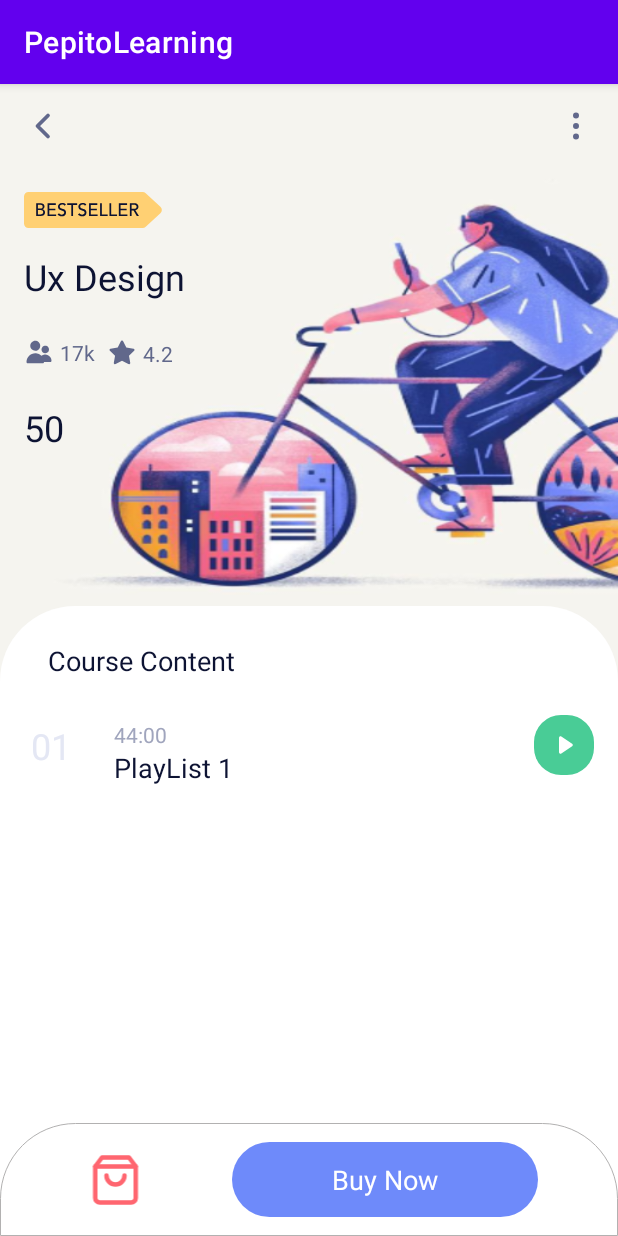
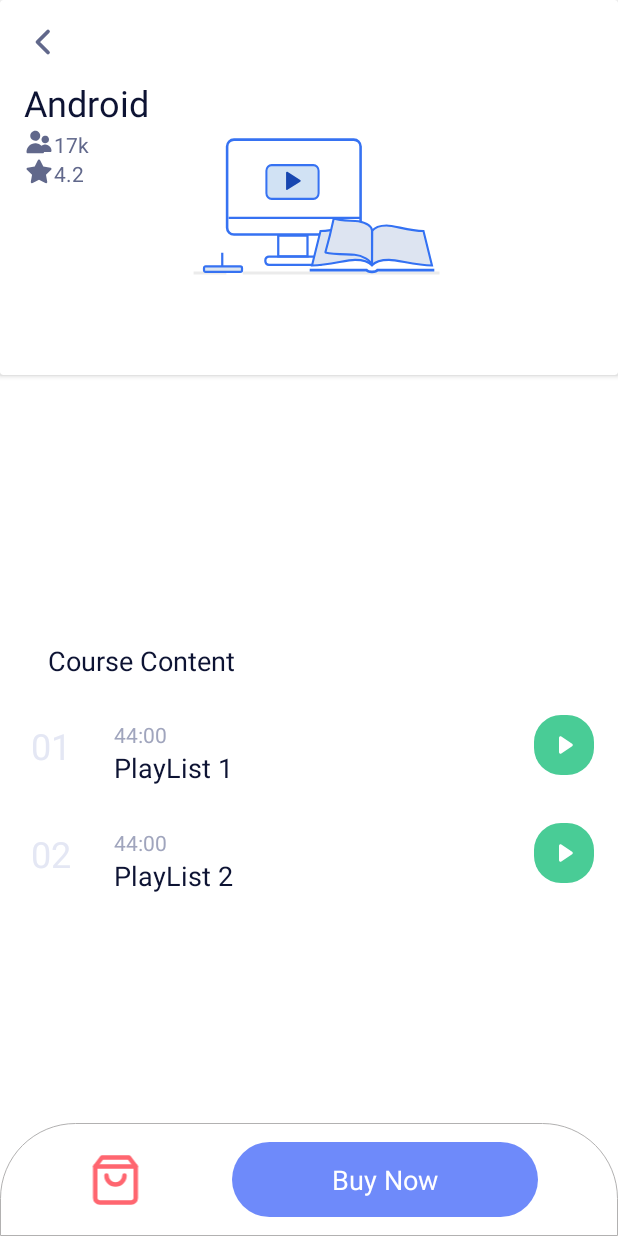
Before and after one commit to pepitoenpeligro/PepitoLearning-Android, an Android app: the fragment HomeFragment shown on its own in the app's theme, after a tap on "Android", on a phone screen of 412 x 824 dp. Run offline under Robolectric (Android 15) with nearby library versions, the phone set to English and light mode, and no system bars; pictures from the network do not load.

Commit message:
El OneProductDetail está mas que decente

```diff
--- a/app/src/main/java/com/dss/pepitolearning/CoursePage.java
+++ /dev/null
@@ -1,102 +0,0 @@
-package com.dss.pepitolearning;
-
-import android.os.Bundle;
-import android.widget.TextView;
-
-import androidx.appcompat.app.AppCompatActivity;
-import androidx.recyclerview.widget.LinearLayoutManager;
-import androidx.recyclerview.widget.RecyclerView;
-
-
-import com.dss.pepitolearning.models.Course;
-import com.dss.pepitolearning.models.PlayList;
-import com.dss.pepitolearning.ui.adapters.OneProductAdapter;
-
-import java.util.ArrayList;
-import java.util.List;
-
-public class CoursePage extends AppCompatActivity {
-
-    RecyclerView courseRecyclerView;
-
-    OneProductAdapter oneProductAdapter;
-
-    TextView member, rating, name, price;
-
-
-
-    @Override
-    protected void onCreate(Bundle savedInstanceState) {
-        super.onCreate(savedInstanceState);
-
-
-
-        setContentView(R.layout.activity_course_page);
-
-        member = findViewById(R.id.members);
-        rating = findViewById(R.id.rating);
-        name = findViewById(R.id.name);
-        price = findViewById(R.id.price);
-
-        //apiInterface = RetrofitClient.getRetrofitClient().create(ApiInterface.class);
-
-        courseRecyclerView = findViewById(R.id.course_recycler);
-
-        ///Call<List<Course>> call = apiInterface.getCourseContent();
-
-        /*call.enqueue(new Callback<List<Course>>() {
-            @Override
-            public void onResponse(Call<List<Course>> call, Response<List<Course>> response) {
-
-                List<Course> courseList = response.body();
-
-                getCourseContent(courseList.get(0).getPlayList());
-                //lets run it
-
-
-                member.setText(courseList.get(0).getMember());
-                rating.setText(courseList.get(0).getRating());
-                name.setText(courseList.get(0).getCourseName());
-                price.setText("₹ "+courseList.get(0).getPrice());
-
-            }
-
-            @Override
-            public void onFailure(Call<List<Course>> call, Throwable t) {
-                Toast.makeText(CoursePage.this, "No response from server", Toast.LENGTH_SHORT).show();
-            }
-        });*/
-
-        List<Course> courseList = new ArrayList<>();
-        Course c1 = new Course();
-        c1.setCourseName("AAAA");
-        c1.setPrice("4.55");
-        c1.setMember("Miembro");
-        c1.setRating("1");
-        Course c2 = new Course();
-        c2.setCourseName("AAAA");
-        c2.setPrice("4.55");
-        c2.setMember("Miembro");
-        c2.setRating("1");
-
-        PlayList p1 = new PlayList();
-        p1.setName("PlayList 1");
-        p1.setTime("44:00");
-
-        List<PlayList> playlist =  new ArrayList<>();
-        playlist.add(p1);
-
-        getCourseContent(playlist);
-
-    }
-
-    private void getCourseContent(List<PlayList> playLists){
-
-        RecyclerView.LayoutManager layoutManager = new LinearLayoutManager(this, LinearLayoutManager.VERTICAL, false);
-        courseRecyclerView.setLayoutManager(layoutManager);
-        oneProductAdapter = new OneProductAdapter(this, playLists);
-        courseRecyclerView.setAdapter(oneProductAdapter);
-        oneProductAdapter.notifyDataSetChanged();
-
-    }
-}
--- /dev/null
+++ b/app/src/main/java/com/dss/pepitolearning/OneProductActivity.java
@@ -0,0 +1,150 @@
+package com.dss.pepitolearning;
+
+import android.animation.Animator;
+import android.app.Activity;
+import android.os.Bundle;
+import android.view.View;
+import android.widget.ImageView;
+import android.widget.TextView;
+
+import androidx.appcompat.app.AppCompatActivity;
+import androidx.recyclerview.widget.LinearLayoutManager;
+import androidx.recyclerview.widget.RecyclerView;
+
+
+import com.airbnb.lottie.LottieAnimationView;
+import com.airbnb.lottie.LottieComposition;
+import com.airbnb.lottie.LottieCompositionFactory;
+import com.airbnb.lottie.LottieListener;
+import com.dss.pepitolearning.models.Category;
+import com.dss.pepitolearning.models.OneProduct;
+import com.dss.pepitolearning.models.PlayList;
+import com.dss.pepitolearning.ui.adapters.OneProductAdapter;
+
+import java.util.ArrayList;
+import java.util.List;
+
+public class OneProductActivity extends AppCompatActivity {
+
+    RecyclerView courseRecyclerView;
+
+    OneProductAdapter oneProductAdapter;
+
+    TextView member, rating, name, price;
+
+
+
+    @Override
+    protected void onCreate(Bundle savedInstanceState) {
+        super.onCreate(savedInstanceState);
+        setContentView(R.layout.activity_course_page);
+
+        Category productRecovered = getIntent().getExtras().getParcelable("product_parcelable");
+
+        String animationFileName = "41464-student-with-books.json";
+
+
+
+        String newAnimationFileName = productRecovered.getImage();
+        if(newAnimationFileName != null && !newAnimationFileName.isEmpty()){
+            animationFileName = newAnimationFileName;
+        }
+
+        member = findViewById(R.id.members);
+        rating = findViewById(R.id.rating);
+        name = findViewById(R.id.name);
+        name.setText(productRecovered.getCategoryName());
+
+        ImageView goBack = findViewById(R.id.iv_go_back);
+        goBack.setClickable(true);
+        goBack.setOnClickListener(new View.OnClickListener() {
+            @Override
+            public void onClick(View view) {
+                System.out.println("me ha tocao");
+                //((Activity)getApplicationContext()).finishActivity(0);
+                finish();
+
+            }
+        });
+
+        LottieAnimationView header = findViewById(R.id.iv_one_product_back_animation);
+        courseRecyclerView = findViewById(R.id.course_recycler);
+
+        // Necesito obtener el nombre de la animacion de la actividad anterior
+        LottieCompositionFactory.fromAsset(getApplicationContext(), animationFileName).addListener(new LottieListener<LottieComposition>() {
+            @Override
+            public void onResult(LottieComposition result) {
+
+
+
+                header.setComposition(result);
+                header.setVisibility(View.VISIBLE);
+                header.playAnimation();
+
+
+                header.addAnimatorListener(new Animator.AnimatorListener() {
+                    @Override
+                    public void onAnimationStart(Animator animator) {
+
+                        header.setVisibility(View.VISIBLE);
+                    }
+
+                    @Override
+                    public void onAnimationEnd(Animator animator) {
+                        header.setVisibility(View.GONE);
+                    }
+
+                    @Override
+                    public void onAnimationCancel(Animator animator) {
+
+                    }
+
+                    @Override
+                    public void onAnimationRepeat(Animator animator) {
+
+                    }
+                });
+
+
+            }
+        });
+
+
+        List<OneProduct> oneProductList = new ArrayList<>();
+        OneProduct c1 = new OneProduct();
+        c1.setCourseName("AAAA");
+        c1.setPrice("4.55");
+        c1.setMember("Miembro");
+        c1.setRating("1");
+        OneProduct c2 = new OneProduct();
+        c2.setCourseName("AAAA");
+        c2.setPrice("4.55");
+        c2.setMember("Miembro");
+        c2.setRating("1");
+
+        PlayList p1 = new PlayList();
+        p1.setName("PlayList 1");
+        p1.setTime("44:00");
+
+        PlayList p2 = new PlayList();
+        p2.setName("PlayList 2");
+        p2.setTime("44:00");
+
+        List<PlayList> playlist =  new ArrayList<>();
+        playlist.add(p1);
+        playlist.add(p2);
+
+        getCourseContent(playlist);
+
+    }
+
+    private void getCourseContent(List<PlayList> playLists){
+
+        RecyclerView.LayoutManager layoutManager = new LinearLayoutManager(this, LinearLayoutManager.VERTICAL, false);
+        courseRecyclerView.setLayoutManager(layoutManager);
+        oneProductAdapter = new OneProductAdapter(this, playLists);
+        courseRecyclerView.setAdapter(oneProductAdapter);
+        oneProductAdapter.notifyDataSetChanged();
+
+    }
+}
--- a/app/src/main/java/com/dss/pepitolearning/models/Category.java
+++ b/app/src/main/java/com/dss/pepitolearning/models/Category.java
@@ -1,10 +1,13 @@
 
 package com.dss.pepitolearning.models;
+
+import android.os.Parcel;
+import android.os.Parcelable;
 
 import com.google.gson.annotations.Expose;
 import com.google.gson.annotations.SerializedName;
 
-public class Category {
+public class Category implements Parcelable {
 
     @SerializedName("categoryId")
     @Expose
@@ -18,6 +21,32 @@ public class Category {
     @SerializedName("image")
     @Expose
     private String image;
+
+    public Category(){
+        categoryId      = "";
+        categoryName    = "";
+        totalCourses    = "";
+        image           = "";
+    }
+
+    protected Category(Parcel in) {
+        categoryId = in.readString();
+        categoryName = in.readString();
+        totalCourses = in.readString();
+        image = in.readString();
+    }
+
+    public static final Creator<Category> CREATOR = new Creator<Category>() {
+        @Override
+        public Category createFromParcel(Parcel in) {
+            return new Category(in);
+        }
+
+        @Override
+        public Category[] newArray(int size) {
+            return new Category[size];
+        }
+    };
 
     public String getCategoryId() {
         return categoryId;
@@ -51,4 +80,27 @@ public class Category {
         this.image = image;
     }
 
+
+    @Override
+    public int describeContents() {
+        return 0;
+    }
+
+    @Override
+    public void writeToParcel(Parcel parcel, int i) {
+        parcel.writeString(this.categoryId);
+        parcel.writeString(this.categoryName);
+        parcel.writeString(this.totalCourses);
+        parcel.writeString(this.image);
+    }
+
+    @Override
+    public String toString() {
+        return "Category{" +
+                "categoryId='" + categoryId + '\'' +
+                ", categoryName='" + categoryName + '\'' +
+                ", totalCourses='" + totalCourses + '\'' +
+                ", image='" + image + '\'' +
+                '}';
+    }
 }
--- a/app/src/main/java/com/dss/pepitolearning/models/Course.java
+++ b/app/src/main/java/com/dss/pepitolearning/models/OneProduct.java
@@ -6,7 +6,7 @@ import com.google.gson.annotations.SerializedName;
 
 import java.util.List;
 
-public class Course {
+public class OneProduct {
 
     @SerializedName("courseName")
     @Expose
@@ -26,6 +26,18 @@ public class Course {
     @SerializedName("playList")
     @Expose
     private List<PlayList> playList = null;
+
+    @SerializedName("image")
+    @Expose
+    private String image;
+
+    public String getImage() {
+        return image;
+    }
+    public void setImage(String image) {
+        this.image = image;
+    }
+
 
     public String getCourseName() {
         return courseName;
--- a/app/src/main/java/com/dss/pepitolearning/ui/adapters/ProductAdapter.java
+++ b/app/src/main/java/com/dss/pepitolearning/ui/adapters/ProductAdapter.java
@@ -17,7 +17,7 @@ import com.airbnb.lottie.LottieComposition;
 import com.airbnb.lottie.LottieCompositionFactory;
 
 import com.airbnb.lottie.LottieListener;
-import com.dss.pepitolearning.CoursePage;
+import com.dss.pepitolearning.OneProductActivity;
 import com.dss.pepitolearning.R;
 import com.dss.pepitolearning.models.Category;
 
@@ -103,8 +103,12 @@ public class ProductAdapter extends RecyclerView.Adapter<ProductAdapter.Category
             @Override
             public void onClick(View view) {
 
-                Intent i = new Intent(context, CoursePage.class);
-                context.startActivity(i);
+                Intent goToOneProductDescription = new Intent(context, OneProductActivity.class);
+                System.out.println("Le paso a la siguiente actividad:");
+                System.out.println(categoryList.get(position).getImage());
+                goToOneProductDescription.putExtra("animation_file_name",  categoryList.get(position).getImage());
+                goToOneProductDescription.putExtra("product_parcelable",  categoryList.get(position));
+                context.startActivity(goToOneProductDescription);
 
             }
         });
--- a/app/src/main/res/layout/activity_course_page.xml
+++ b/app/src/main/res/layout/activity_course_page.xml
@@ -4,22 +4,74 @@
     xmlns:tools="http://schemas.android.com/tools"
     android:layout_width="match_parent"
     android:layout_height="match_parent"
-    tools:context=".CoursePage">
+    tools:context=".OneProductActivity">
+
+    <androidx.cardview.widget.CardView
+        android:layout_width="match_parent"
+        android:layout_height="250dp"
+        app:layout_constraintEnd_toEndOf="parent"
+        app:layout_constraintStart_toStartOf="parent"
+        app:layout_constraintTop_toTopOf="parent">
+
+        <androidx.constraintlayout.widget.ConstraintLayout
+            android:layout_width="match_parent"
+            android:layout_height="match_parent">
+
+            <com.airbnb.lottie.LottieAnimationView
+                android:layout_marginTop="24dp"
+                android:id="@+id/iv_one_product_back_animation"
+                android:layout_width="wrap_content"
+                android:layout_height="wrap_content"
+                android:layout_weight="1"
+                android:adjustViewBounds="true"
+                android:scaleType="fitStart"
+                app:layout_constraintBottom_toBottomOf="parent"
+                app:layout_constraintDimensionRatio="1:1"
+                app:layout_constraintEnd_toEndOf="parent"
+                app:layout_constraintStart_toStartOf="parent"
+                app:layout_constraintTop_toTopOf="parent"
+                app:lottie_autoPlay="false"
+                app:lottie_fileName="24476-check.json"
+                app:lottie_loop="true"
+                >
+
+            </com.airbnb.lottie.LottieAnimationView>
+
+
+
+
+           <!-- <ImageView
+                android:id="@+id/iv_one_product_back_image"
+                android:layout_width="match_parent"
+                android:layout_height="wrap_content"
+                android:adjustViewBounds="true"
+                android:scaleType="centerCrop"
+                app:layout_constraintTop_toTopOf="parent"
+                app:srcCompat="@drawable/ux_big" /> -->
+
+            <TextView
+                android:id="@+id/name"
+                android:layout_width="wrap_content"
+                android:layout_height="wrap_content"
+                android:layout_marginStart="16dp"
+                android:layout_marginTop="12dp"
+                android:text="Rust"
+                android:textColor="#0D1333"
+                android:textSize="24sp"
+                app:layout_constraintStart_toStartOf="parent"
+                app:layout_constraintTop_toBottomOf="@+id/iv_go_back" />
 
             <ImageView
-        android:id="@+id/imageView6"
-        android:layout_width="0dp"
-        android:layout_height="450dp"
-        android:adjustViewBounds="true"
-        android:scaleType="fitXY"
-        app:layout_constraintEnd_toEndOf="parent"
-        app:layout_constraintHorizontal_bias="0.646"
+                android:id="@+id/imageView9"
+                android:layout_width="wrap_content"
+                android:layout_height="wrap_content"
+                android:layout_marginStart="16dp"
                 app:layout_constraintStart_toStartOf="parent"
-        app:layout_constraintTop_toTopOf="parent"
-        app:srcCompat="@drawable/ux_big" />
+                app:layout_constraintTop_toBottomOf="@+id/imageView5"
+                app:srcCompat="@drawable/ic_star" />
 
             <ImageView
-        android:id="@+id/imageView7"
+                android:id="@+id/iv_go_back"
                 android:layout_width="wrap_content"
                 android:layout_height="wrap_content"
                 android:layout_marginStart="16dp"
@@ -29,14 +81,35 @@
                 app:srcCompat="@drawable/ic_arrow_left" />
 
             <ImageView
-        android:id="@+id/imageView8"
+                android:id="@+id/imageView5"
                 android:layout_width="wrap_content"
                 android:layout_height="wrap_content"
-        android:layout_marginTop="16dp"
-        android:layout_marginEnd="16dp"
-        app:layout_constraintEnd_toEndOf="parent"
-        app:layout_constraintTop_toTopOf="parent"
-        app:srcCompat="@drawable/ic_more_vertical" />
+                android:layout_marginStart="16dp"
+                app:layout_constraintStart_toStartOf="parent"
+                app:layout_constraintTop_toBottomOf="@+id/name"
+                app:srcCompat="@drawable/ic_person" />
+
+            <TextView
+                android:id="@+id/members"
+                android:layout_width="wrap_content"
+                android:layout_height="wrap_content"
+                android:layout_marginTop="2dp"
+                android:text="17k"
+                android:textColor="#61688b"
+                app:layout_constraintStart_toEndOf="@+id/imageView5"
+                app:layout_constraintTop_toBottomOf="@+id/name" />
+
+            <TextView
+                android:id="@+id/rating"
+                android:layout_width="wrap_content"
+                android:layout_height="wrap_content"
+                android:text="4.2"
+                android:textColor="#61688b"
+                app:layout_constraintStart_toEndOf="@+id/imageView9"
+                app:layout_constraintTop_toBottomOf="@+id/members" />
+        </androidx.constraintlayout.widget.ConstraintLayout>
+
+    </androidx.cardview.widget.CardView>
 
     <androidx.constraintlayout.widget.ConstraintLayout
         android:layout_width="0dp"
@@ -103,7 +176,6 @@
                 android:layout_marginEnd="32dp"
                 android:layout_marginBottom="16dp"
                 android:background="@drawable/buy_button_bg"
-
                 android:gravity="center"
                 android:text="Buy Now"
                 android:textAlignment="center"
@@ -117,80 +189,4 @@
         </androidx.constraintlayout.widget.ConstraintLayout>
     </androidx.constraintlayout.widget.ConstraintLayout>
 
-    <ImageView
-        android:id="@+id/imageView4"
-        android:layout_width="wrap_content"
-        android:layout_height="wrap_content"
-        android:layout_marginTop="32dp"
-        app:layout_constraintStart_toStartOf="@+id/imageView7"
-        app:layout_constraintTop_toBottomOf="@+id/imageView7"
-        app:srcCompat="@drawable/ic_bestseller" />
-
-    <TextView
-        android:id="@+id/name"
-        android:layout_width="wrap_content"
-        android:layout_height="wrap_content"
-        android:layout_marginTop="16dp"
-
-        android:text="Ux Design"
-        android:textColor="#0D1333"
-        android:textSize="24sp"
-        app:layout_constraintStart_toStartOf="@+id/imageView4"
-        app:layout_constraintTop_toBottomOf="@+id/imageView4" />
-
-    <ImageView
-        android:id="@+id/imageView5"
-        android:layout_width="wrap_content"
-        android:layout_height="wrap_content"
-        android:layout_marginTop="24dp"
-        app:layout_constraintStart_toStartOf="@+id/name"
-        app:layout_constraintTop_toBottomOf="@+id/name"
-        app:srcCompat="@drawable/ic_person" />
-
-    <TextView
-        android:id="@+id/members"
-        android:layout_width="wrap_content"
-        android:layout_height="wrap_content"
-        android:layout_marginStart="4dp"
-
-        android:text="17k"
-        android:textColor="#61688b"
-        app:layout_constraintBottom_toBottomOf="@+id/imageView5"
-        app:layout_constraintStart_toEndOf="@+id/imageView5"
-        app:layout_constraintTop_toTopOf="@+id/imageView5" />
-
-    <TextView
-        android:id="@+id/price"
-        android:layout_width="wrap_content"
-        android:layout_height="wrap_content"
-        android:layout_marginTop="24dp"
-
-        android:text="50"
-        android:textColor="#0D1333"
-        android:textSize="24sp"
-        app:layout_constraintStart_toStartOf="@+id/imageView5"
-        app:layout_constraintTop_toBottomOf="@+id/imageView5" />
-
-    <ImageView
-        android:id="@+id/imageView9"
-        android:layout_width="wrap_content"
-        android:layout_height="wrap_content"
-        android:layout_marginStart="8dp"
-        app:layout_constraintBottom_toBottomOf="@+id/members"
-        app:layout_constraintStart_toEndOf="@+id/members"
-        app:layout_constraintTop_toTopOf="@+id/members"
-        app:srcCompat="@drawable/ic_star" />
-
-    <TextView
-        android:id="@+id/rating"
-        android:layout_width="wrap_content"
-        android:layout_height="wrap_content"
-        android:layout_marginStart="4dp"
-
-        android:text="4.2"
-        android:textColor="#61688b"
-        app:layout_constraintBottom_toBottomOf="@+id/imageView9"
-        app:layout_constraintStart_toEndOf="@+id/imageView9"
-        app:layout_constraintTop_toTopOf="@+id/imageView9" />
-
 </androidx.constraintlayout.widget.ConstraintLayout>
```
Also changed, not shown: app/src/main/AndroidManifest.xml (+5 -2 lines), app/src/main/java/com/dss/pepitolearning/ui/adapters/OneProductAdapter.java (+8 -0 lines). Lines whose indentation alone changed are shown as unchanged.
